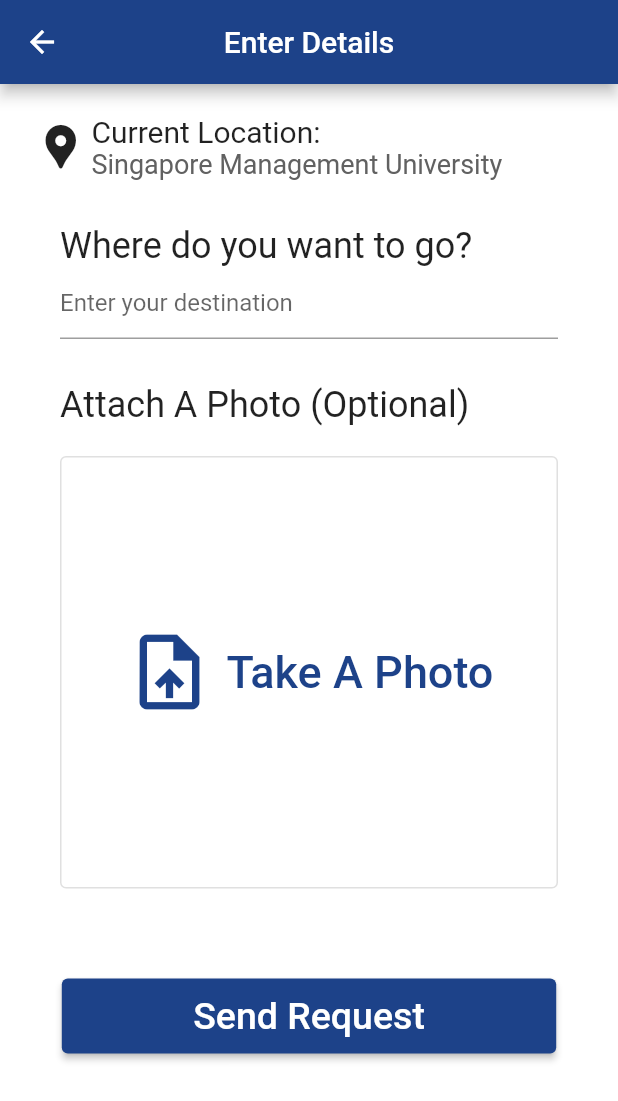
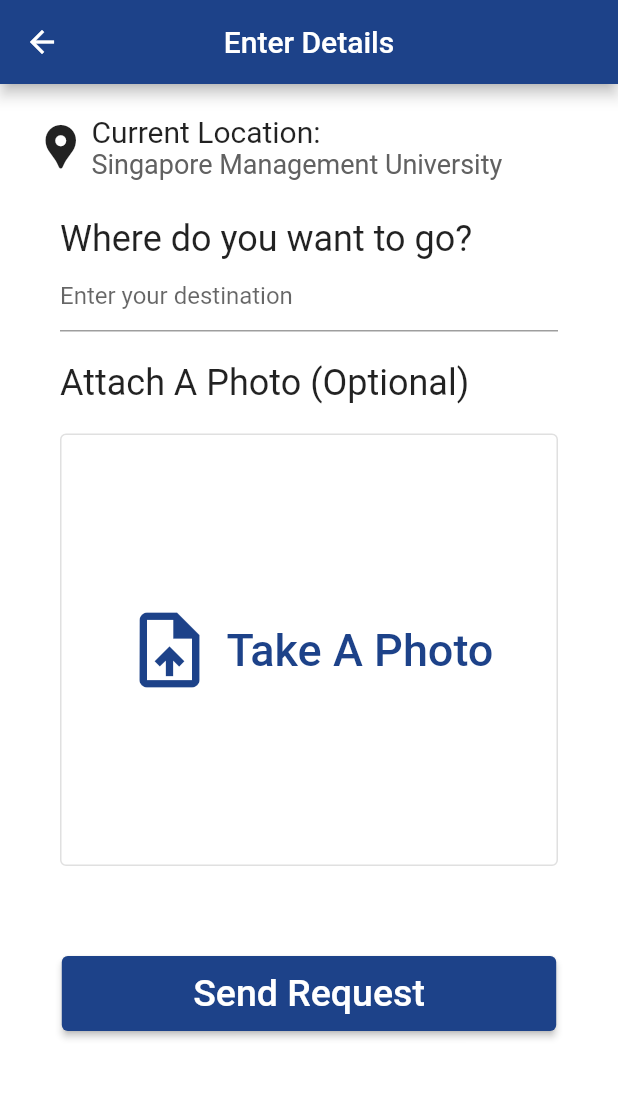
Before and after one commit to wenruiq/find-my-path, a Flutter app: the screen it shows once a user with an empty profile is signed in, after a tap on "Ask For Help", on a phone screen of 412 x 824 dp. Shown: the top 1101 px of the screen. Run offline on Flutter 3.47's test engine with Material 2 defaults, Android fonts, the phone set to English and light mode, and no system bars; our stand-ins replace cloud_firestore, firebase_auth, firebase_core, flutter_spinkit; accounts and stored records are empty; network calls fail.

Commit message:
refactored pages to smaller widgets and added loading screen

```diff
--- a/lib/main.dart
+++ b/lib/main.dart
@@ -1,3 +1,4 @@
+import 'package:find_my_path/screens/query_loading_screen.dart';
 import "package:flutter/material.dart";
 import 'package:firebase_core/firebase_core.dart';
 import "package:firebase_auth/firebase_auth.dart";
@@ -5,6 +6,7 @@ import "package:firebase_auth/firebase_auth.dart";
 import "./theme/custom_theme.dart";
 import "./screens/chat_screen.dart";
 import "./screens/query_screen.dart";
+import "./screens/query_loading_screen.dart";
 import "./screens/splash_screen.dart";
 import "./screens/auth_screen.dart";
 import "./screens/home_screen_vi.dart";
@@ -51,7 +53,7 @@ class _MyAppState extends State<MyApp> {
                       return const SplashScreen();
                     }
                     if (userSnapshot.hasData) {
-                      return HomeScreenVI();
+                      return const HomeScreenVI();
                     }
                     return const AuthScreen();
                   });
@@ -60,10 +62,11 @@ class _MyAppState extends State<MyApp> {
           },
         ),
         routes: {
-          "/homeVI": (context) => const HomeScreenVI(),
-          "/homeVO": (context) => HomeScreenVO(),
-          "/query": (context) => const QueryScreen(),
-          "/chat": (context) => const ChatScreen(),
+          HomeScreenVI.routeName: (context) => const HomeScreenVI(),
+          HomeScreenVO.routeName: (context) => HomeScreenVO(),
+          QueryScreen.routeName: (context) => const QueryScreen(),
+          QueryLoadingScreen.routeName: (context) => const QueryLoadingScreen(),
+          ChatScreen.routeName: (context) => const ChatScreen(),
         });
   }
 }
--- a/lib/screens/chat_screen.dart
+++ b/lib/screens/chat_screen.dart
@@ -8,6 +8,7 @@ import "../widgets/util//dismiss_keyboard.dart";
 
 class ChatScreen extends StatefulWidget {
   const ChatScreen({Key? key}) : super(key: key);
+  static const routeName = '/chat';
 
   @override
   State<ChatScreen> createState() => _ChatScreenState();
--- a/lib/screens/home_screen_vi.dart
+++ b/lib/screens/home_screen_vi.dart
@@ -7,7 +7,7 @@ import '../widgets/home/button_vi.dart';
 
 class HomeScreenVI extends StatelessWidget {
   const HomeScreenVI({Key? key}) : super(key: key);
-  // static const routeName = '/homescreenvi';
+  static const routeName = '/homeVI';
 
   void _logout() {
     FirebaseAuth.instance.signOut();
@@ -23,23 +23,17 @@ class HomeScreenVI extends StatelessWidget {
       body: Column(
         mainAxisAlignment: MainAxisAlignment.spaceEvenly,
         children: <Widget>[
-          Align(
-            alignment: Alignment.center,
-            child: ButtonVI(
+          ButtonVI(
             icon: Icons.forum_outlined,
             tooltip: 'Search For A Volunteer',
             label: "Ask For Help",
             onButtonPress: () => Navigator.pushNamed(context, "/query"),
           ),
-          ),
-          Align(
-            alignment: Alignment.center,
-            child: ButtonVI(
+          ButtonVI(
             icon: Icons.logout,
             tooltip: 'Logout',
             label: "Logout",
             onButtonPress: _logout,
-            ),
           ),
         ],
       ),
--- a/lib/screens/home_screen_vo.dart
+++ b/lib/screens/home_screen_vo.dart
@@ -3,10 +3,9 @@ import "package:cloud_firestore/cloud_firestore.dart";
 import "package:firebase_auth/firebase_auth.dart";
 import 'package:provider/provider.dart';
 
-//TODO: Fix this screen not being const
 class HomeScreenVO extends StatelessWidget {
   HomeScreenVO({Key? key}) : super(key: key);
-  // static const routeName = '/homescreenvo';
+  static const routeName = '/homeVO';
 
   void _logout() {
     FirebaseAuth.instance.signOut();
--- a/lib/screens/query_screen.dart
+++ b/lib/screens/query_screen.dart
@@ -1,9 +1,13 @@
 import "package:flutter/material.dart";
 
 import "../widgets/util/dismiss_keyboard.dart";
+import "../widgets/query/current_location.dart";
 
+//* This screen is the form that VI needs to fill up to get a match
 class QueryScreen extends StatefulWidget {
   const QueryScreen({Key? key}) : super(key: key);
+  static const routeName = '/query';
+
 
   @override
   State<QueryScreen> createState() => _QueryScreenState();
@@ -24,35 +28,8 @@ class _QueryScreenState extends State<QueryScreen> {
             mainAxisAlignment: MainAxisAlignment.spaceBetween,
             crossAxisAlignment: CrossAxisAlignment.center,
             children: [
-              Row(
-                mainAxisAlignment: MainAxisAlignment.start,
-                children: [
-                  const Padding(
-                    padding: EdgeInsets.symmetric(horizontal: 3),
-                    child: Icon(Icons.location_pin, size: 35),
-                  ),
-                  Wrap(
-                    alignment: WrapAlignment.start,
-                    direction: Axis.vertical,
-                    children: <Widget>[
-                      const Text(
-                        "Current Location:",
-                        style: TextStyle(fontSize: 20),
-                      ),
-                      // Divider(thickness: 5, color: Colors.grey),
-                      //TODO: Change this to current location of user
-                      Text(
-                        "Singapore Management University",
-                        style: TextStyle(
-                          fontSize: 18,
-                          color: Colors.grey[700],
-                        ),
-                      ),
-                    ],
-                  ),
-                ],
-              ),
-              const SizedBox(height: 30),
+              const CurrentLocation(),
+              const SizedBox(height: 25),
               Form(
                 child: Padding(
                   padding: const EdgeInsets.symmetric(horizontal: 20.0),
@@ -69,7 +46,7 @@ class _QueryScreenState extends State<QueryScreen> {
                             hintText: "Enter your destination"),
                       ),
                       const SizedBox(
-                        height: 30,
+                        height: 20,
                       ),
                       //* Photo Upload Box
                       const Padding(
@@ -105,7 +82,8 @@ class _QueryScreenState extends State<QueryScreen> {
                   width: MediaQuery.of(context).size.width * 0.8,
                   height: 50,
                   child: ElevatedButton(
-                    onPressed: () => Navigator.pushNamed(context, "/chat"),
+                    onPressed: () =>
+                        Navigator.pushNamed(context, "/queryloading"),
                     child: const Text(
                       "Send Request",
                       style: TextStyle(fontSize: 25),
--- a/lib/widgets/home/button_vi.dart
+++ b/lib/widgets/home/button_vi.dart
@@ -17,7 +17,9 @@ class ButtonVI extends StatelessWidget {
 
   @override
   Widget build(BuildContext context) {
-    return ClipRRect(
+    return Align(
+      alignment: Alignment.center,
+      child: ClipRRect(
         borderRadius: BorderRadius.circular(20),
         child: SizedBox(
           width: 300,
@@ -43,6 +45,7 @@ class ButtonVI extends StatelessWidget {
             ),
           ),
         ),
+      ),
     );
   }
 }
--- /dev/null
+++ b/lib/widgets/query/current_location.dart
@@ -0,0 +1,43 @@
+import 'package:flutter/material.dart';
+
+class CurrentLocation extends StatefulWidget {
+  //TODO: receive user's geolocation long and lat to get current location
+  //TODO: probably need a spinner/loading status while waiting for that too
+  const CurrentLocation({Key? key}) : super(key: key);
+
+  @override
+  _CurrentLocationState createState() => _CurrentLocationState();
+}
+
+class _CurrentLocationState extends State<CurrentLocation> {
+  @override
+  Widget build(BuildContext context) {
+    return Row(
+      mainAxisAlignment: MainAxisAlignment.start,
+      children: [
+        const Padding(
+          padding: EdgeInsets.symmetric(horizontal: 3),
+          child: Icon(Icons.location_pin, size: 35),
+        ),
+        Wrap(
+          alignment: WrapAlignment.start,
+          direction: Axis.vertical,
+          children: <Widget>[
+            const Text(
+              "Current Location:",
+              style: TextStyle(fontSize: 20),
+            ),
+            //TODO: Change this to current location of user
+            Text(
+              "Singapore Management University",
+              style: TextStyle(
+                fontSize: 18,
+                color: Colors.grey[700],
+              ),
+            ),
+          ],
+        ),
+      ],
+    );
+  }
+}
--- a/pubspec.yaml
+++ b/pubspec.yaml
@@ -18,7 +18,7 @@ publish_to: 'none' # Remove this line if you wish to publish to pub.dev
 version: 1.0.0+1
 
 environment:
-  sdk: ">=2.12.0 <3.0.0"
+  sdk: '>=2.12.0 <3.0.0'
 
 # Dependencies specify other packages that your package needs in order to work.
 # To automatically upgrade your package dependencies to the latest versions
@@ -38,6 +38,8 @@ dependencies:
   cloud_firestore: ^2.5.2
   firebase_auth: ^3.1.1
   image_picker: ^0.8.4+2
+  http: ^0.13.3
+  flutter_spinkit: ^5.1.0
 
 dev_dependencies:
   flutter_test:
@@ -55,7 +57,6 @@ dev_dependencies:
 
 # The following section is specific to Flutter.
 flutter:
-
   # The following line ensures that the Material Icons font is
   # included with your application, so that you can use the icons in
   # the material Icons class.
```
Also changed, not shown: lib/screens/query_loading_screen.dart (added, +62 -0 lines), lib/widgets/util/loading.dart (added, +23 -0 lines), pubspec.lock. Lines whose indentation alone changed are shown as unchanged.
